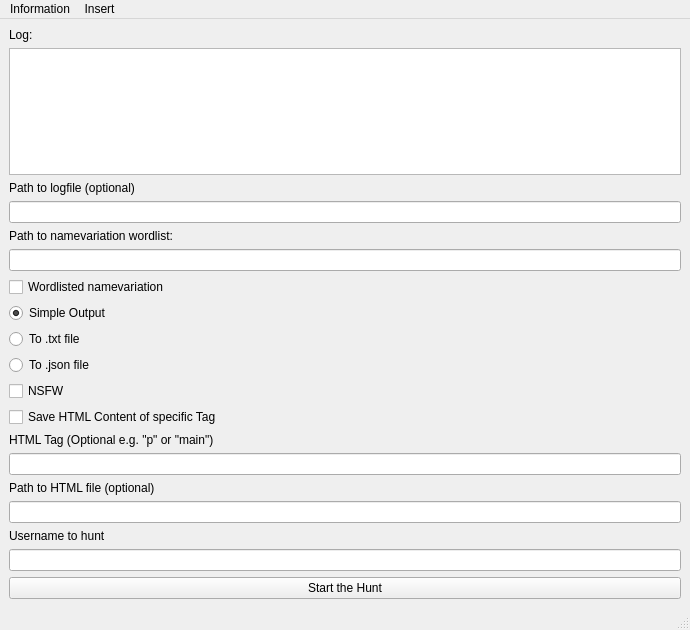
Old version of the form akumapy.ui in the repository PanickingLynx/LookupPy.
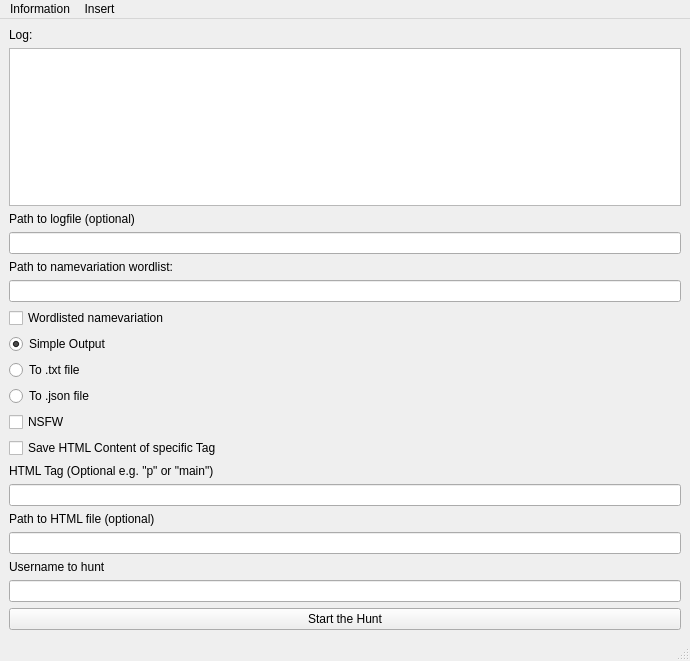
New version of the form.

Patch:
```diff
--- a/akumapy.ui
+++ b/akumapy.ui
@@ -7,7 +7,7 @@
     <x>0</x>
     <y>0</y>
     <width>690</width>
-    <height>630</height>
+    <height>661</height>
    </rect>
   </property>
   <property name="windowTitle">
```
